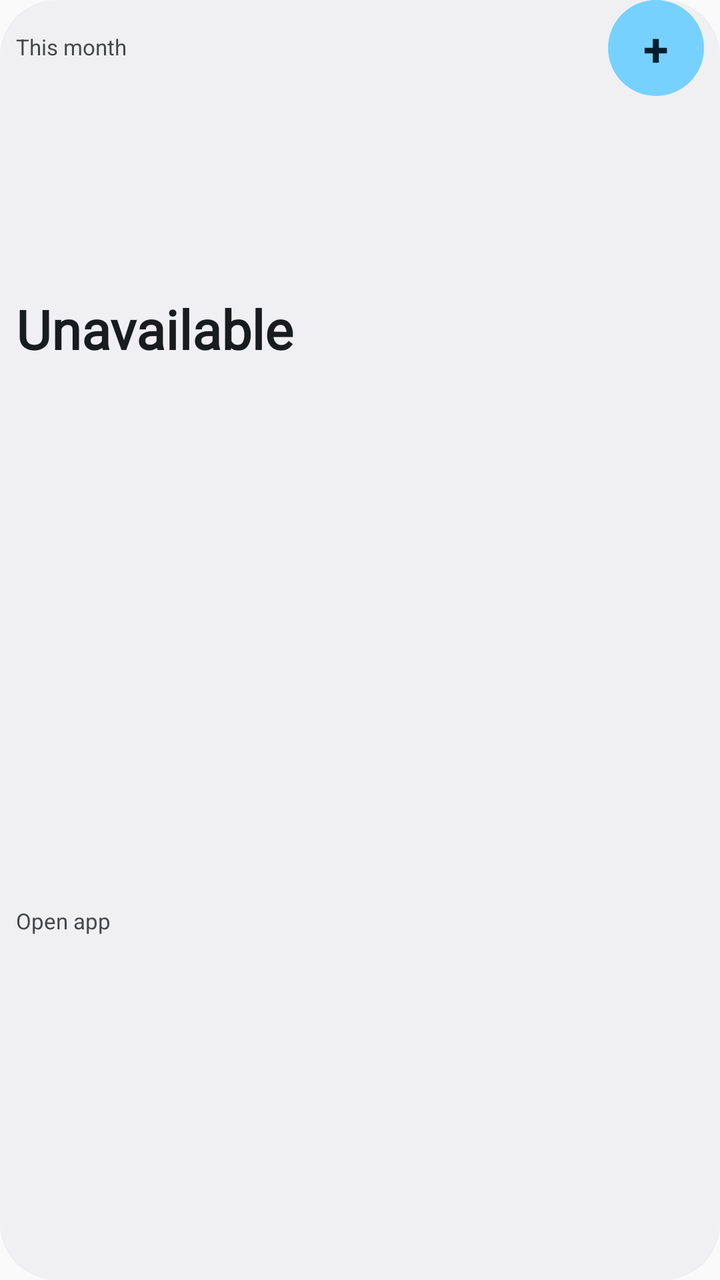
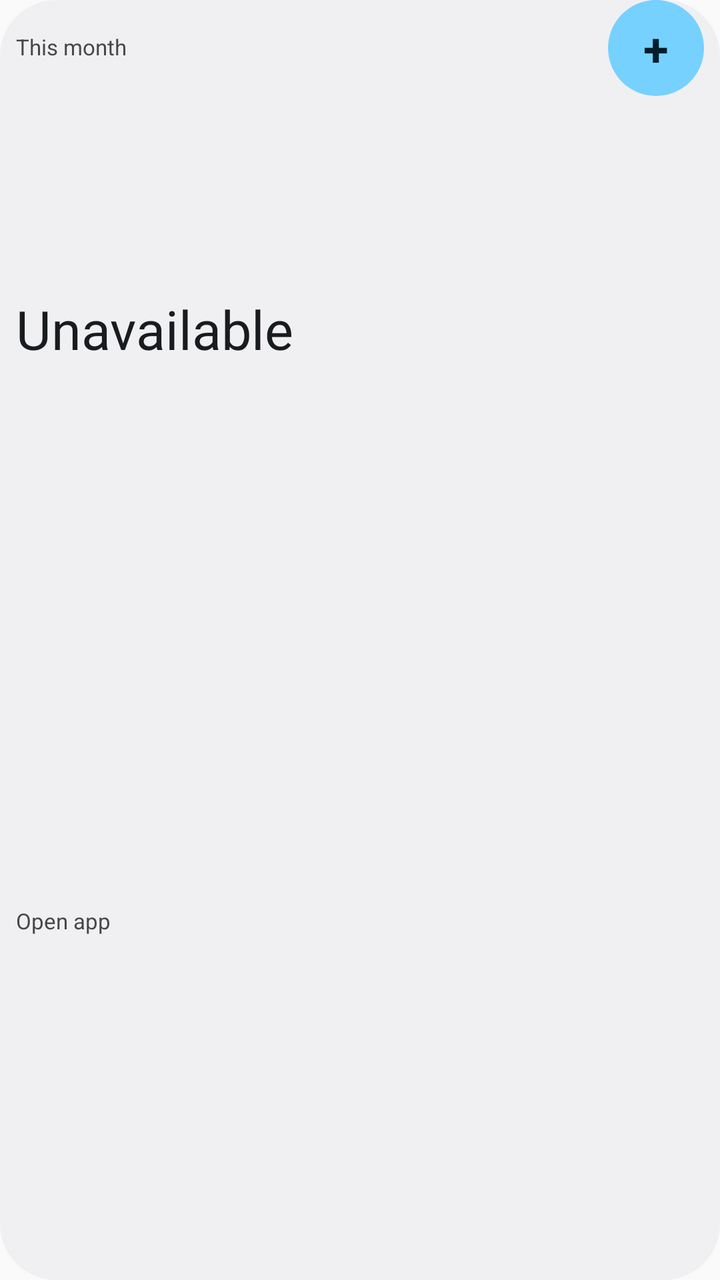

Before-and-after screenshots of an Android layout around one commit, followed by the original layout XML and the change that was made.
<!-- AndroidManifest.xml: application theme AppTheme -->
<!-- res/layout/widget_penny_summary.xml -->
<?xml version="1.0" encoding="utf-8"?>
<LinearLayout xmlns:android="http://schemas.android.com/apk/res/android"
    android:id="@+id/widget_root"
    android:layout_width="match_parent"
    android:layout_height="match_parent"
    android:background="@drawable/widget_penny_card_background"
    android:orientation="vertical"
    android:paddingLeft="8dp"
    android:paddingRight="8dp"
    android:paddingBottom="2dp">

    <LinearLayout
        android:layout_width="match_parent"
        android:layout_height="48dp"
        android:gravity="center_vertical"
        android:orientation="horizontal">

        <TextView
            android:id="@+id/widget_spent_label"
            android:layout_width="0dp"
            android:layout_height="match_parent"
            android:layout_weight="1"
            android:autoSizeMaxTextSize="11sp"
            android:autoSizeMinTextSize="8sp"
            android:autoSizeStepGranularity="1sp"
            android:autoSizeTextType="uniform"
            android:ellipsize="end"
            android:gravity="center_vertical"
            android:includeFontPadding="false"
            android:maxLines="2"
            android:text="@string/widget_spent_this_month"
            android:textColor="@color/widget_on_surface_inverse_muted" />

        <TextView
            android:id="@+id/widget_add_button"
            android:layout_width="48dp"
            android:layout_height="48dp"
            android:background="@drawable/widget_penny_quick_add_background"
            android:contentDescription="@string/widget_quick_add_description"
            android:autoSizeMaxTextSize="23sp"
            android:autoSizeMinTextSize="14sp"
            android:autoSizeStepGranularity="1sp"
            android:autoSizeTextType="uniform"
            android:gravity="center"
            android:text="@string/widget_quick_add"
            android:textColor="@color/widget_on_quick_add"
            android:textStyle="bold" />
    </LinearLayout>

    <TextView
        android:id="@+id/widget_amount"
        android:layout_width="match_parent"
        android:layout_height="0dp"
        android:layout_weight="0.8"
        android:autoSizeMaxTextSize="27sp"
        android:autoSizeMinTextSize="7sp"
        android:autoSizeStepGranularity="1sp"
        android:autoSizeTextType="uniform"
        android:ellipsize="end"
        android:fontFamily="@font/inter_semibold"
        android:gravity="center_vertical"
        android:includeFontPadding="false"
        android:maxLines="1"
        android:text="@string/widget_unavailable"
        android:textColor="@color/widget_on_surface_inverse"
        android:textStyle="bold" />

    <TextView
        android:id="@+id/widget_count"
        android:layout_width="match_parent"
        android:layout_height="0dp"
        android:layout_weight="1.2"
        android:autoSizeMaxTextSize="11sp"
        android:autoSizeMinTextSize="7sp"
        android:autoSizeStepGranularity="1sp"
        android:autoSizeTextType="uniform"
        android:ellipsize="end"
        android:gravity="center_vertical"
        android:includeFontPadding="false"
        android:maxLines="2"
        android:text="@string/widget_open_app"
        android:textColor="@color/widget_on_surface_inverse_muted" />
</LinearLayout>
<!-- resources referenced by this layout -->
<resources>
  <color name="widget_on_quick_add">#002117</color>
  <color name="widget_on_surface_inverse">#1A1C1A</color>
  <color name="widget_on_surface_inverse_muted">#454945</color>
  <!-- drawable widget_penny_card_background (drawable) -->
  <?xml version="1.0" encoding="utf-8"?>
  <shape xmlns:android="http://schemas.android.com/apk/res/android" android:shape="rectangle">
      <solid android:color="@color/widget_surface_inverse" />
      <corners android:radius="28dp" />
  </shape>
  <!-- drawable widget_penny_quick_add_background (drawable) -->
  <?xml version="1.0" encoding="utf-8"?>
  <shape xmlns:android="http://schemas.android.com/apk/res/android" android:shape="rectangle">
      <solid android:color="@color/widget_quick_add" />
      <corners android:radius="24dp" />
  </shape>
  <string name="widget_open_app">Open app</string>
  <string name="widget_quick_add">+</string>
  <string name="widget_quick_add_description">Add a transaction</string>
  <string name="widget_spent_this_month">This month</string>
  <string name="widget_unavailable">Unavailable</string>
  <style name="AppTheme" parent="android:style/Theme.Material.Light.NoActionBar">
          <item name="android:statusBarColor">@android:color/transparent</item>
          <item name="android:navigationBarColor">@android:color/transparent</item>
          <item name="android:windowLightStatusBar">true</item>
      </style>
  <color name="widget_surface_inverse">#F6F7F4</color>
  <color name="widget_quick_add">#B6F2D2</color>
</resources>

<!-- the commit's change to res/layout/widget_penny_summary.xml (unified diff, before → after) -->
@@ -62,8 +62,7 @@
         android:includeFontPadding="false"
         android:maxLines="1"
         android:text="@string/widget_unavailable"
-        android:textColor="@color/widget_on_surface_inverse"
-        android:textStyle="bold" />
+        android:textColor="@color/widget_on_surface_inverse" />
 
     <TextView
         android:id="@+id/widget_count"
